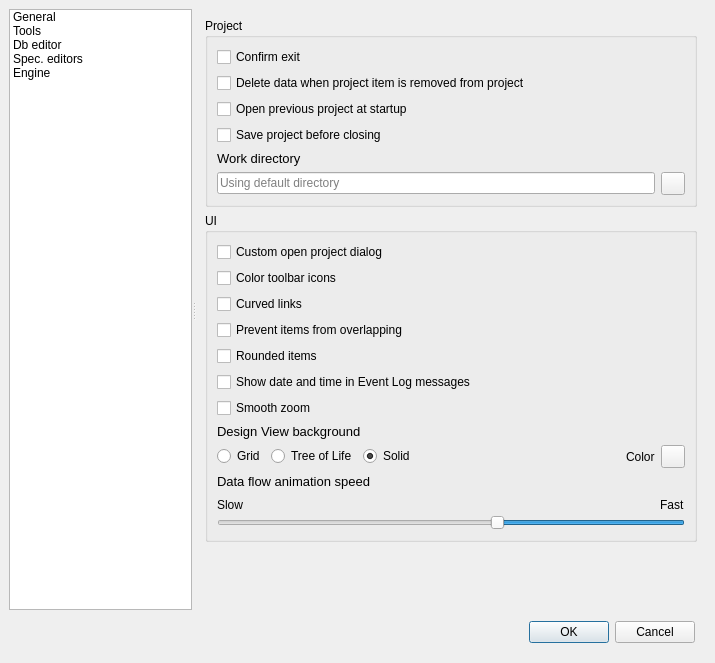
The window that spinetoolbox/ui/settings.ui (spine-tools/Spine-Toolbox) describes before a commit, drawn with Qt 5.
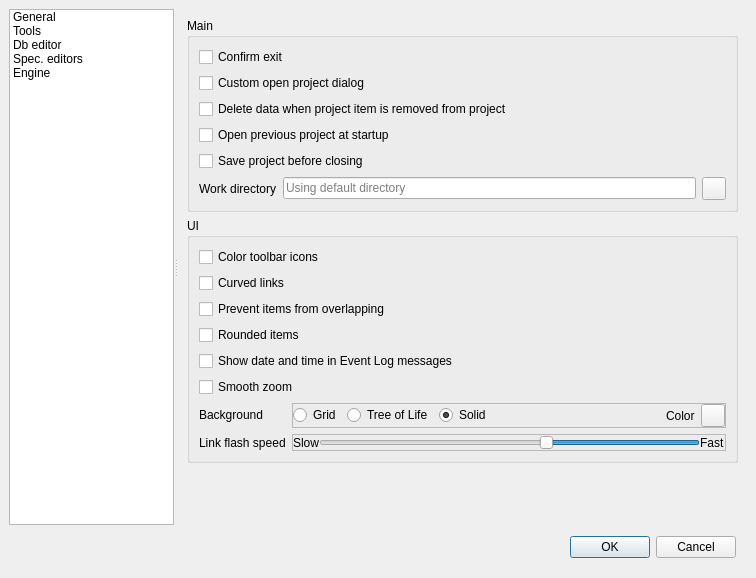
The same window after the commit. Icons and pictures are not drawn. Custom widgets are drawn as their Qt base class.

Commit message: Minor changes in settings form

```diff
--- a/spinetoolbox/ui/settings.ui
+++ b/spinetoolbox/ui/settings.ui
@@ -21,8 +21,8 @@
    <rect>
     <x>0</x>
     <y>0</y>
-    <width>715</width>
-    <height>663</height>
+    <width>756</width>
+    <height>578</height>
    </rect>
   </property>
   <property name="sizePolicy">
@@ -234,7 +234,7 @@
            <bool>false</bool>
           </property>
           <property name="title">
-           <string>Project</string>
+           <string>Main</string>
           </property>
           <property name="flat">
            <bool>false</bool>
@@ -243,37 +243,28 @@
            <property name="spacing">
             <number>6</number>
            </property>
-           <item row="4" column="0">
-            <widget class="QCheckBox" name="checkBox_save_project_before_closing">
+           <item row="1" column="0">
+            <widget class="QCheckBox" name="checkBox_exit_prompt">
              <property name="toolTip">
               <string>&lt;html&gt;&lt;head/&gt;&lt;body&gt;&lt;p&gt;Select what to do if there are unsaved changes when closing a project or when quitting the app.&lt;/p&gt;&lt;p&gt;Unchecked: Don't save project and don't show question box&lt;/p&gt;&lt;p&gt;Partially checked: Show question box&lt;/p&gt;&lt;p&gt;Checked: Save project and don't show question box&lt;/p&gt;&lt;p&gt;&lt;br/&gt;&lt;/p&gt;&lt;/body&gt;&lt;/html&gt;</string>
              </property>
              <property name="text">
-              <string>Save project before closing</string>
+              <string>Confirm exit</string>
              </property>
              <property name="tristate">
               <bool>true</bool>
              </property>
             </widget>
            </item>
-           <item row="3" column="0">
-            <widget class="QCheckBox" name="checkBox_open_previous_project">
-             <property name="sizePolicy">
-              <sizepolicy hsizetype="Minimum" vsizetype="Fixed">
-               <horstretch>0</horstretch>
-               <verstretch>0</verstretch>
-              </sizepolicy>
-             </property>
-             <property name="toolTip">
-              <string>&lt;html&gt;&lt;head/&gt;&lt;body&gt;&lt;p&gt;If checked, application opens the project at startup that was open the last time the application was quit&lt;/p&gt;&lt;/body&gt;&lt;/html&gt;</string>
-             </property>
-             <property name="text">
-              <string>Open previous project at startup</string>
-             </property>
-            </widget>
-           </item>
-           <item row="12" column="0">
+           <item row="13" column="0">
             <layout class="QHBoxLayout" name="horizontalLayout_6">
+             <item>
+              <widget class="QLabel" name="label">
+               <property name="text">
+                <string>Work directory</string>
+               </property>
+              </widget>
+             </item>
              <item>
               <widget class="QLineEdit" name="lineEdit_work_dir">
                <property name="minimumSize">
@@ -312,32 +303,26 @@
              </item>
             </layout>
            </item>
-           <item row="1" column="0">
-            <widget class="QCheckBox" name="checkBox_exit_prompt">
+           <item row="4" column="0">
+            <widget class="QCheckBox" name="checkBox_open_previous_project">
+             <property name="sizePolicy">
+              <sizepolicy hsizetype="Minimum" vsizetype="Fixed">
+               <horstretch>0</horstretch>
+               <verstretch>0</verstretch>
+              </sizepolicy>
+             </property>
              <property name="toolTip">
               <string>&lt;html&gt;&lt;head/&gt;&lt;body&gt;&lt;p&gt;Checking this shows the 'confirm exit' question box when quitting the app&lt;/p&gt;&lt;/body&gt;&lt;/html&gt;</string>
              </property>
              <property name="text">
-              <string>Confirm exit</string>
+              <string>Open previous project at startup</string>
              </property>
              <property name="tristate">
               <bool>false</bool>
              </property>
             </widget>
            </item>
-           <item row="11" column="0">
-            <widget class="QLabel" name="label">
-             <property name="font">
-              <font>
-               <pointsize>10</pointsize>
-              </font>
-             </property>
-             <property name="text">
-              <string>Work directory</string>
-             </property>
-            </widget>
-           </item>
-           <item row="2" column="0">
+           <item row="3" column="0">
             <widget class="QCheckBox" name="checkBox_delete_data">
              <property name="toolTip">
               <string>&lt;html&gt;&lt;head/&gt;&lt;body&gt;&lt;p&gt;Check this box to delete project item's data when a project item is removed from project. This means, that the project item directory and its contens will be deleted from your HD.&lt;/p&gt;&lt;/body&gt;&lt;/html&gt;</string>
@@ -347,6 +332,32 @@
              </property>
             </widget>
            </item>
+           <item row="2" column="0">
+            <widget class="QCheckBox" name="checkBox_custom_open_project_dialog">
+             <property name="toolTip">
+              <string>&lt;html&gt;&lt;head/&gt;&lt;body&gt;&lt;p&gt;Select the type of dialog used in File-&amp;gt;Open project...&lt;/p&gt;&lt;p&gt;Checking this box shows a custom dialog. Unchecking this box shows the OS provided 'select folder' dialog.&lt;/p&gt;&lt;/body&gt;&lt;/html&gt;</string>
+             </property>
+             <property name="text">
+              <string>Custom open project dialog</string>
+             </property>
+             <property name="checked">
+              <bool>false</bool>
+             </property>
+            </widget>
+           </item>
+           <item row="5" column="0">
+            <widget class="QCheckBox" name="checkBox_save_project_before_closing">
+             <property name="toolTip">
+              <string>&lt;html&gt;&lt;head/&gt;&lt;body&gt;&lt;p&gt;Select what to do if there are unsaved changes when closing a project or when quitting the app.&lt;/p&gt;&lt;p&gt;Unchecked: Don't save project and don't show question box&lt;/p&gt;&lt;p&gt;Partially checked: Show question box&lt;/p&gt;&lt;p&gt;Checked: Save project and don't show question box&lt;/p&gt;&lt;p&gt;&lt;br/&gt;&lt;/p&gt;&lt;/body&gt;&lt;/html&gt;</string>
+             </property>
+             <property name="text">
+              <string>Save project before closing</string>
+             </property>
+             <property name="tristate">
+              <bool>true</bool>
+             </property>
+            </widget>
+           </item>
           </layout>
          </widget>
         </item>
@@ -356,8 +367,87 @@
            <string>UI</string>
           </property>
           <layout class="QGridLayout" name="gridLayout_2">
-           <item row="12" column="0">
+           <item row="5" column="0">
+            <widget class="QCheckBox" name="checkBox_use_rounded_items">
+             <property name="text">
+              <string>Rounded items</string>
+             </property>
+            </widget>
+           </item>
+           <item row="2" column="0">
+            <widget class="QCheckBox" name="checkBox_color_toolbar_icons">
+             <property name="text">
+              <string>Color toolbar icons</string>
+             </property>
+            </widget>
+           </item>
+           <item row="6" column="0">
+            <widget class="QCheckBox" name="checkBox_datetime">
+             <property name="toolTip">
+              <string>&lt;html&gt;&lt;head/&gt;&lt;body&gt;&lt;p&gt;If checked, date and time string is appended into Event Log messages&lt;/p&gt;&lt;/body&gt;&lt;/html&gt;</string>
+             </property>
+             <property name="text">
+              <string>Show date and time in Event Log messages</string>
+             </property>
+            </widget>
+           </item>
+           <item row="4" column="0">
+            <widget class="QCheckBox" name="checkBox_prevent_overlapping">
+             <property name="text">
+              <string>Prevent items from overlapping</string>
+             </property>
+            </widget>
+           </item>
+           <item row="8" column="0">
+            <widget class="QCheckBox" name="checkBox_use_smooth_zoom">
+             <property name="toolTip">
+              <string>&lt;html&gt;&lt;head/&gt;&lt;body&gt;&lt;p&gt;Controls whether smooth or discete zoom is used in Design and Graph Views.&lt;/p&gt;&lt;/body&gt;&lt;/html&gt;</string>
+             </property>
+             <property name="text">
+              <string>Smooth zoom</string>
+             </property>
+            </widget>
+           </item>
+           <item row="3" column="0">
+            <widget class="QCheckBox" name="checkBox_use_curved_links">
+             <property name="toolTip">
+              <string>&lt;html&gt;&lt;head/&gt;&lt;body&gt;&lt;p&gt;Controls whether smooth or straight connectors are used in Design View.&lt;/p&gt;&lt;/body&gt;&lt;/html&gt;</string>
+             </property>
+             <property name="text">
+              <string>Curved links</string>
+             </property>
+            </widget>
+           </item>
+           <item row="9" column="0">
+            <layout class="QFormLayout" name="formLayout">
+             <item row="0" column="0">
+              <widget class="QLabel" name="label_7">
+               <property name="text">
+                <string>Background</string>
+               </property>
+              </widget>
+             </item>
+             <item row="0" column="1">
+              <widget class="QFrame" name="">
+               <property name="frameShape">
+                <enum>QFrame::StyledPanel</enum>
+               </property>
+               <property name="frameShadow">
+                <enum>QFrame::Sunken</enum>
+               </property>
             <layout class="QHBoxLayout" name="horizontalLayout_4">
+                <property name="leftMargin">
+                 <number>0</number>
+                </property>
+                <property name="topMargin">
+                 <number>0</number>
+                </property>
+                <property name="rightMargin">
+                 <number>0</number>
+                </property>
+                <property name="bottomMargin">
+                 <number>0</number>
+                </property>
              <item>
               <widget class="QRadioButton" name="radioButton_bg_grid">
                <property name="text">
@@ -416,26 +506,39 @@
               </widget>
              </item>
             </layout>
-           </item>
-           <item row="13" column="0">
+              </widget>
+             </item>
+             <item row="1" column="0">
             <widget class="QLabel" name="label_4">
-             <property name="font">
-              <font>
-               <pointsize>10</pointsize>
-              </font>
-             </property>
              <property name="text">
-              <string>Data flow animation speed</string>
+                <string>Link flash speed</string>
              </property>
             </widget>
            </item>
-           <item row="14" column="0">
-            <layout class="QVBoxLayout" name="verticalLayout_3">
+             <item row="1" column="1">
+              <widget class="QFrame" name="">
+               <property name="frameShape">
+                <enum>QFrame::StyledPanel</enum>
+               </property>
+               <property name="frameShadow">
+                <enum>QFrame::Sunken</enum>
+               </property>
+               <layout class="QHBoxLayout" name="horizontalLayout_17">
              <property name="spacing">
               <number>0</number>
              </property>
-             <item>
-              <layout class="QHBoxLayout" name="horizontalLayout_5">
+                <property name="leftMargin">
+                 <number>0</number>
+                </property>
+                <property name="topMargin">
+                 <number>0</number>
+                </property>
+                <property name="rightMargin">
+                 <number>0</number>
+                </property>
+                <property name="bottomMargin">
+                 <number>0</number>
+                </property>
                <item>
                 <widget class="QLabel" name="label_5">
                  <property name="text">
@@ -444,28 +547,6 @@
                 </widget>
                </item>
                <item>
-                <spacer name="horizontalSpacer_5">
-                 <property name="orientation">
-                  <enum>Qt::Horizontal</enum>
-                 </property>
-                 <property name="sizeHint" stdset="0">
-                  <size>
-                   <width>40</width>
-                   <height>20</height>
-                  </size>
-                 </property>
-                </spacer>
-               </item>
-               <item>
-                <widget class="QLabel" name="label_8">
-                 <property name="text">
-                  <string>Fast</string>
-                 </property>
-                </widget>
-               </item>
-              </layout>
-             </item>
-             <item>
               <widget class="QSlider" name="horizontalSlider_data_flow_animation_duration">
                <property name="styleSheet">
                 <string notr="true"/>
@@ -499,83 +580,17 @@
                </property>
               </widget>
              </item>
-            </layout>
-           </item>
-           <item row="11" column="0">
-            <widget class="QLabel" name="label_7">
-             <property name="font">
-              <font>
-               <pointsize>10</pointsize>
-              </font>
-             </property>
+                <item>
+                 <widget class="QLabel" name="label_8">
              <property name="text">
-              <string>Design View background</string>
+                   <string>Fast</string>
              </property>
             </widget>
            </item>
-           <item row="3" column="0">
-            <widget class="QCheckBox" name="checkBox_prevent_overlapping">
-             <property name="text">
-              <string>Prevent items from overlapping</string>
-             </property>
-            </widget>
-           </item>
-           <item row="7" column="0">
-            <widget class="QCheckBox" name="checkBox_use_smooth_zoom">
-             <property name="toolTip">
-              <string>&lt;html&gt;&lt;head/&gt;&lt;body&gt;&lt;p&gt;Controls whether smooth or discete zoom is used in Design and Graph Views.&lt;/p&gt;&lt;/body&gt;&lt;/html&gt;</string>
-             </property>
-             <property name="text">
-              <string>Smooth zoom</string>
-             </property>
-            </widget>
-           </item>
-           <item row="5" column="0">
-            <widget class="QCheckBox" name="checkBox_datetime">
-             <property name="toolTip">
-              <string>&lt;html&gt;&lt;head/&gt;&lt;body&gt;&lt;p&gt;If checked, date and time string is appended into Event Log messages&lt;/p&gt;&lt;/body&gt;&lt;/html&gt;</string>
-             </property>
-             <property name="text">
-              <string>Show date and time in Event Log messages</string>
-             </property>
-            </widget>
-           </item>
-           <item row="2" column="0">
-            <widget class="QCheckBox" name="checkBox_use_curved_links">
-             <property name="toolTip">
-              <string>&lt;html&gt;&lt;head/&gt;&lt;body&gt;&lt;p&gt;Controls whether smooth or straight connectors are used in Design View.&lt;/p&gt;&lt;/body&gt;&lt;/html&gt;</string>
-             </property>
-             <property name="text">
-              <string>Curved links</string>
-             </property>
-            </widget>
-           </item>
-           <item row="0" column="0">
-            <widget class="QCheckBox" name="checkBox_custom_open_project_dialog">
-             <property name="toolTip">
-              <string>&lt;html&gt;&lt;head/&gt;&lt;body&gt;&lt;p&gt;Select the type of dialog used in File-&amp;gt;Open project...&lt;/p&gt;&lt;p&gt;Checking this box shows a custom dialog. Unchecking this box shows the OS provided 'select folder' dialog.&lt;/p&gt;&lt;/body&gt;&lt;/html&gt;</string>
-             </property>
-             <property name="text">
-              <string>Custom open project dialog</string>
-             </property>
-             <property name="checked">
-              <bool>false</bool>
-             </property>
-            </widget>
-           </item>
-           <item row="1" column="0">
-            <widget class="QCheckBox" name="checkBox_color_toolbar_icons">
-             <property name="text">
-              <string>Color toolbar icons</string>
-             </property>
-            </widget>
-           </item>
-           <item row="4" column="0">
-            <widget class="QCheckBox" name="checkBox_use_rounded_items">
-             <property name="text">
-              <string>Rounded items</string>
-             </property>
-            </widget>
+               </layout>
+              </widget>
+             </item>
+            </layout>
            </item>
           </layout>
          </widget>
```
Left out of the diff: 10 changed lines with no effect on the pictures. Lines whose indentation alone changed are shown as unchanged. The commit also changes 1 other file.
